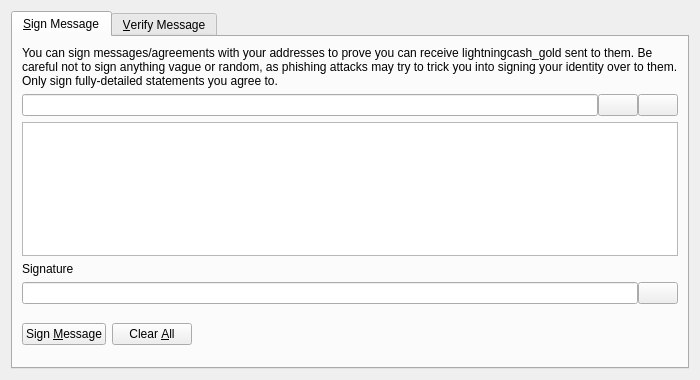
Old version of the form src/qt/forms/signverifymessagedialog.ui in the repository MerlinMagic2018/Lightning-Cash.
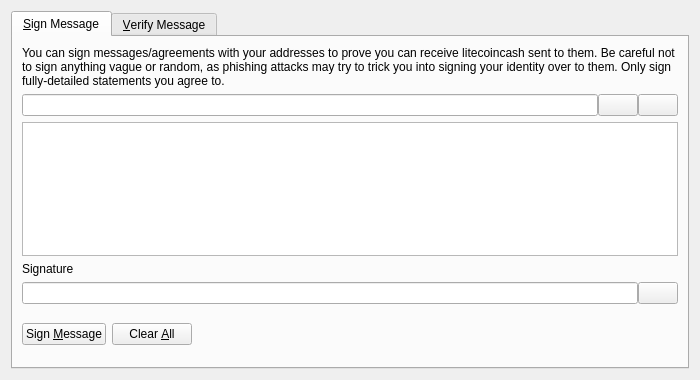
New version of the form. Icons and pictures are not drawn. Custom widgets are drawn as their Qt base class.

Diff of the .ui file:
```diff
--- a/src/qt/forms/signverifymessagedialog.ui
+++ b/src/qt/forms/signverifymessagedialog.ui
@@ -30,7 +30,7 @@
        <item>
         <widget class="QLabel" name="infoLabel_SM">
          <property name="text">
-          <string>You can sign messages/agreements with your addresses to prove you can receive lightningcash_gold sent to them. Be careful not to sign anything vague or random, as phishing attacks may try to trick you into signing your identity over to them. Only sign fully-detailed statements you agree to.</string>
+          <string>You can sign messages/agreements with your addresses to prove you can receive litecoincash sent to them. Be careful not to sign anything vague or random, as phishing attacks may try to trick you into signing your identity over to them. Only sign fully-detailed statements you agree to.</string>
          </property>
          <property name="textFormat">
           <enum>Qt::PlainText</enum>
```
Left out of the diff: 8 changed lines with no effect on the pictures.
